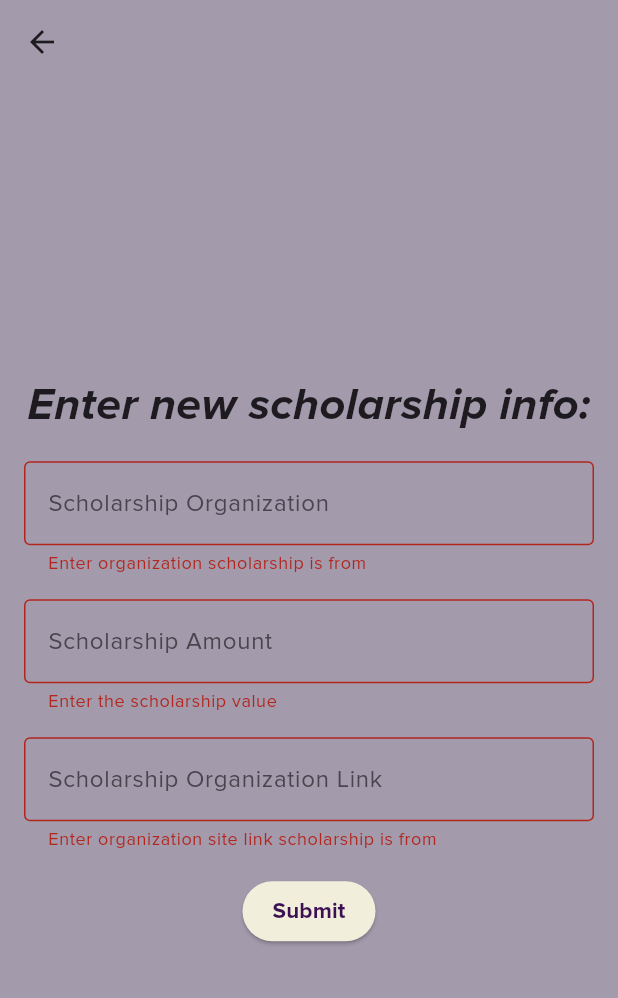
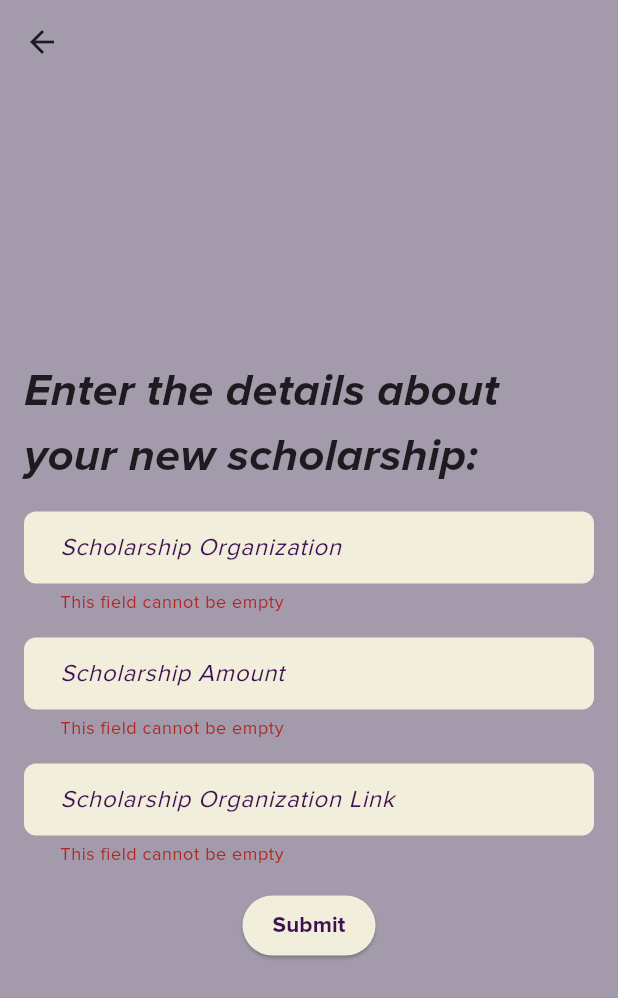
Before and after one commit to maureensanchez99/financial_awareness, a Flutter app: the NewEntry screen opened directly, after a tap on "Submit", on a phone screen of 412 x 824 dp. Shown: the top 998 px of the screen. Run offline on Flutter 3.47's test engine with Material 3 defaults, Android fonts, the phone set to English and light mode, and no system bars; our stand-ins replace shared_preferences; accounts and stored records are empty.

Commit message:
adding updated styles

```diff
--- a/lib/pages/new_entry.dart
+++ b/lib/pages/new_entry.dart
@@ -27,7 +27,7 @@ class _NewEntryState extends State<NewEntry> {
                 mainAxisSize: MainAxisSize.min,
                 children: [
                   const Text(
-                    'Enter new scholarship info:',
+                    'Enter the details about your new scholarship:',
                     style: TextStyle(
                       fontFamily: 'ProximaNova',
                       fontSize: 30,
@@ -36,53 +36,20 @@ class _NewEntryState extends State<NewEntry> {
                     ),
                   ),
                   const SizedBox(height: 16.0),
-                  TextFormField( // First text field
-                    decoration: const InputDecoration(
-                      hintText: 'Scholarship Organization',
-                      border: OutlineInputBorder(),
-                    ),
-                    validator: (String? value) {
-                      if (value == null || value.isEmpty) {
-                        return 'Enter organization scholarship is from';
-                      }
-                      return null;
-                    },
-                  ),
+                  _buildStyledTextFormField('Scholarship Organization'),
                   const SizedBox(height: 16.0),
-                  TextFormField( // Second text field
-                    decoration: const InputDecoration(
-                      hintText: 'Scholarship Amount',
-                      border: OutlineInputBorder(),
-                    ),
-                    validator: (String? value) {
-                      if (value == null || value.isEmpty) {
-                        return 'Enter the scholarship value';
-                      }
-                      return null;
-                    },
-                  ),
+                  _buildStyledTextFormField('Scholarship Amount'),
                   const SizedBox(height: 16.0),
-                  TextFormField( // Third text field
-                    decoration: const InputDecoration(
-                      hintText: 'Scholarship Organization Link',
-                      border: OutlineInputBorder(),
-                    ),
-                    validator: (String? value) {
-                      if (value == null || value.isEmpty) {
-                        return 'Enter organization site link scholarship is from';
-                      }
-                      return null;
-                    },
-                  ),
+                  _buildStyledTextFormField('Scholarship Organization Link'),
                   const SizedBox(height: 16.0),
-                  ElevatedButton( // Submit button
+                  ElevatedButton(
                     onPressed: () {
                       if (_formKey.currentState!.validate()) {
                         // Process data
                       }
                     },
                     style: ElevatedButton.styleFrom(
-                      backgroundColor: Color.fromRGBO(241, 238, 219,1),
+                      backgroundColor: const Color.fromRGBO(241, 238, 219, 1),
                       padding: const EdgeInsets.symmetric(
                         horizontal: 20,
                         vertical: 8,
@@ -105,4 +72,33 @@ class _NewEntryState extends State<NewEntry> {
       ),
     );
   }
+
+  // styles for the text form field
+  Widget _buildStyledTextFormField(String hintText) {
+    return TextFormField(
+      decoration: InputDecoration(
+        hintText: hintText,
+        hintStyle: const TextStyle(
+          color: Color.fromRGBO(60, 16, 83, 1),
+          fontStyle: FontStyle.italic,
+        ),
+        filled: true,
+        fillColor: const Color.fromRGBO(241, 238, 219, 1),
+        border: OutlineInputBorder(
+          borderRadius: BorderRadius.circular(8.0),
+          borderSide: BorderSide.none,
+        ),
+        contentPadding: const EdgeInsets.symmetric(
+          horizontal: 20,
+          vertical: 12,
+        ),
+      ),
+      validator: (String? value) {
+        if (value == null || value.isEmpty) {
+          return 'This field cannot be empty';
+        }
+        return null;
+      },
+    );
+  }
 }
```
